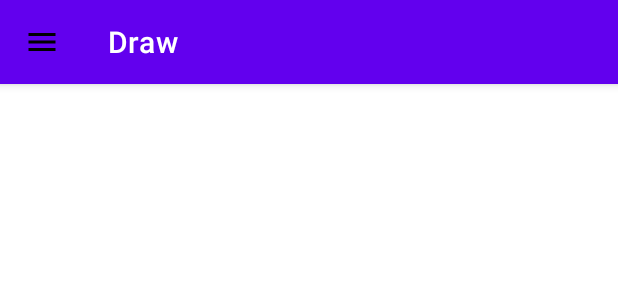
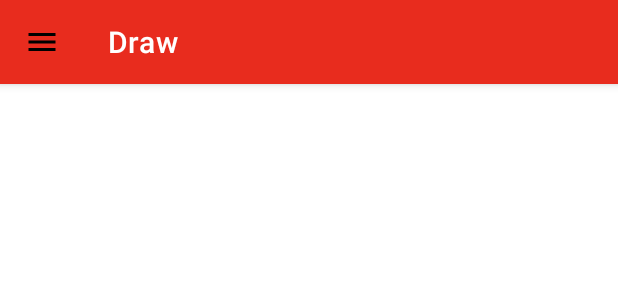
Before and after one commit to bindas10/Drawer, an Android app: the layout activity_main.xml on its own in the app's theme, with its tools: preview values and no code run, on a phone screen of 412 x 824 dp. Shown: the top 300 px of the screen. Run offline under Robolectric (Android 15) with nearby library versions, the phone set to English and light mode, and no system bars.

Commit message:
Updated Version

```diff
--- a/app/src/main/res/layout/activity_main.xml
+++ b/app/src/main/res/layout/activity_main.xml
@@ -4,6 +4,7 @@
     xmlns:tools="http://schemas.android.com/tools"
     android:layout_width="match_parent"
     android:layout_height="match_parent"
+    android:id="@+id/mainDrawer"
     tools:context=".MainActivity">
 
    <androidx.constraintlayout.widget.ConstraintLayout
@@ -19,10 +20,11 @@
            app:layout_constraintTop_toTopOf="parent">
 
            <com.google.android.material.appbar.MaterialToolbar
-               android:id="@+id/topAppBar"
+               android:id="@+id/appBar"
                style="@style/Widget.MaterialComponents.Toolbar.Primary"
                android:layout_width="match_parent"
                android:layout_height="?attr/actionBarSize"
+               android:background="#E82C1E"
                app:navigationIcon="@drawable/baseline_menu_24"
                app:title="@string/app_name" />
 
@@ -32,8 +34,11 @@
    </androidx.constraintlayout.widget.ConstraintLayout>
 <com.google.android.material.navigation.NavigationView
     android:layout_gravity="start"
+    android:id="@+id/nav_view"
     android:layout_width="wrap_content"
-    android:layout_height="match_parent">
+    android:layout_height="match_parent"
+    app:headerLayout="@layout/drawer_header"
+    app:menu="@menu/drawer_menu">
 
 </com.google.android.material.navigation.NavigationView>
 </androidx.drawerlayout.widget.DrawerLayout>
--- a/app/src/main/res/values/strings.xml
+++ b/app/src/main/res/values/strings.xml
@@ -1,3 +1,6 @@
 <resources>
     <string name="app_name">Draw</string>
+
+    <string name="navigation_drawer_open">Open Navigation Drawer</string>
+    <string name="navigation_drawer_close">Close Navigation Drawer</string>
 </resources>
```
